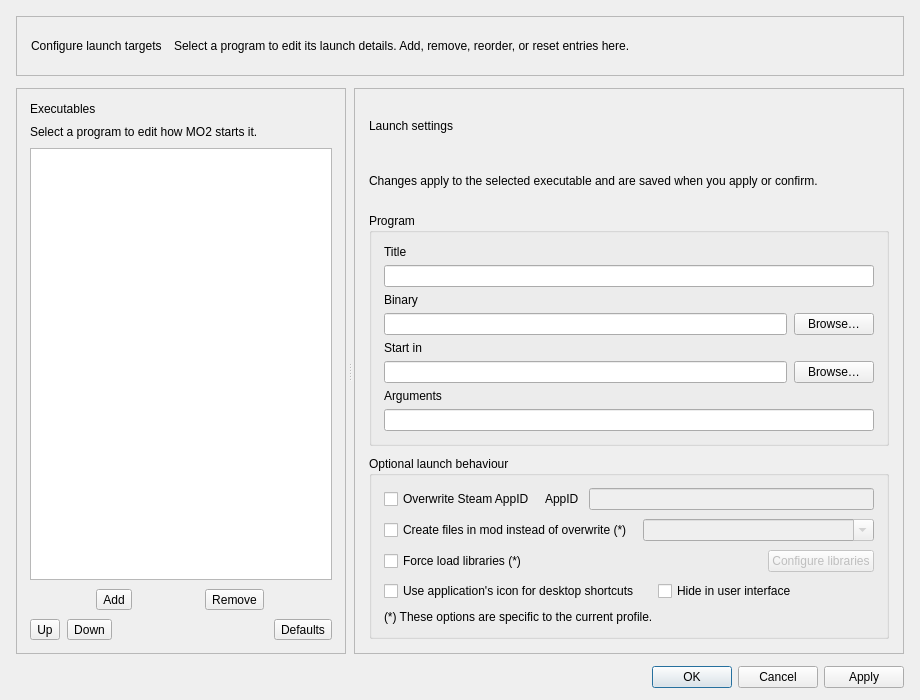
First picture: the form in source/modorganizer/src/editexecutablesdialog.ui, repository ArialSenki/MO2-Revamped, before the edit.
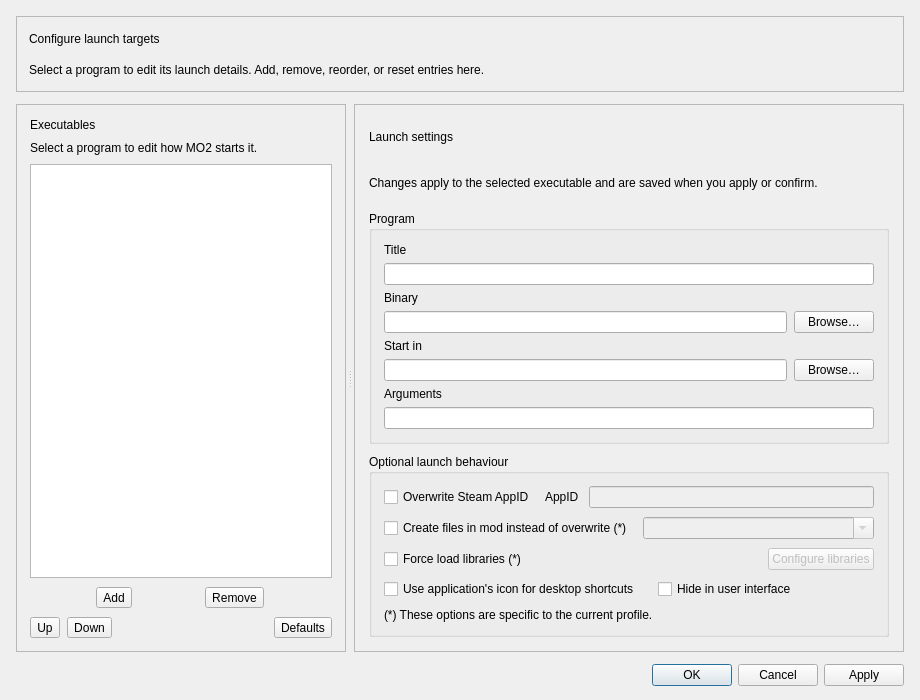
Second picture: the form after the edit. Icons and pictures are not drawn.

Patch:
```diff
--- a/source/modorganizer/src/editexecutablesdialog.ui
+++ b/source/modorganizer/src/editexecutablesdialog.ui
@@ -33,20 +33,20 @@
     <number>16</number>
    </property>
    <property name="bottomMargin">
-    <number>12</number>
+    <number>14</number>
    </property>
    <item>
     <widget class="QFrame" name="headerCard">
      <property name="minimumSize">
       <size>
        <width>0</width>
-       <height>60</height>
+      <height>76</height>
       </size>
      </property>
      <property name="maximumSize">
       <size>
        <width>16777215</width>
-       <height>60</height>
+      <height>76</height>
       </size>
      </property>
      <property name="frameShape">
@@ -55,30 +55,30 @@
      <property name="frameShadow">
       <enum>QFrame::Plain</enum>
      </property>
-     <layout class="QHBoxLayout" name="headerLayout" stretch="0,1">
+     <layout class="QVBoxLayout" name="headerLayout">
       <property name="spacing">
-       <number>12</number>
+       <number>3</number>
       </property>
       <property name="leftMargin">
-       <number>14</number>
+       <number>12</number>
       </property>
       <property name="topMargin">
-       <number>6</number>
+       <number>8</number>
       </property>
       <property name="rightMargin">
-       <number>14</number>
+       <number>12</number>
       </property>
       <property name="bottomMargin">
-       <number>6</number>
+       <number>8</number>
       </property>
-      <item alignment="Qt::AlignVCenter">
+      <item>
        <widget class="QLabel" name="dialogHeading">
         <property name="text">
          <string>Configure launch targets</string>
         </property>
        </widget>
       </item>
-      <item alignment="Qt::AlignVCenter">
+      <item>
        <widget class="QLabel" name="dialogDescription">
         <property name="text">
          <string>Select a program to edit its launch details. Add, remove, reorder, or reset entries here.</string>
```
Left out of the diff: 10 changed lines with no effect on the pictures.
